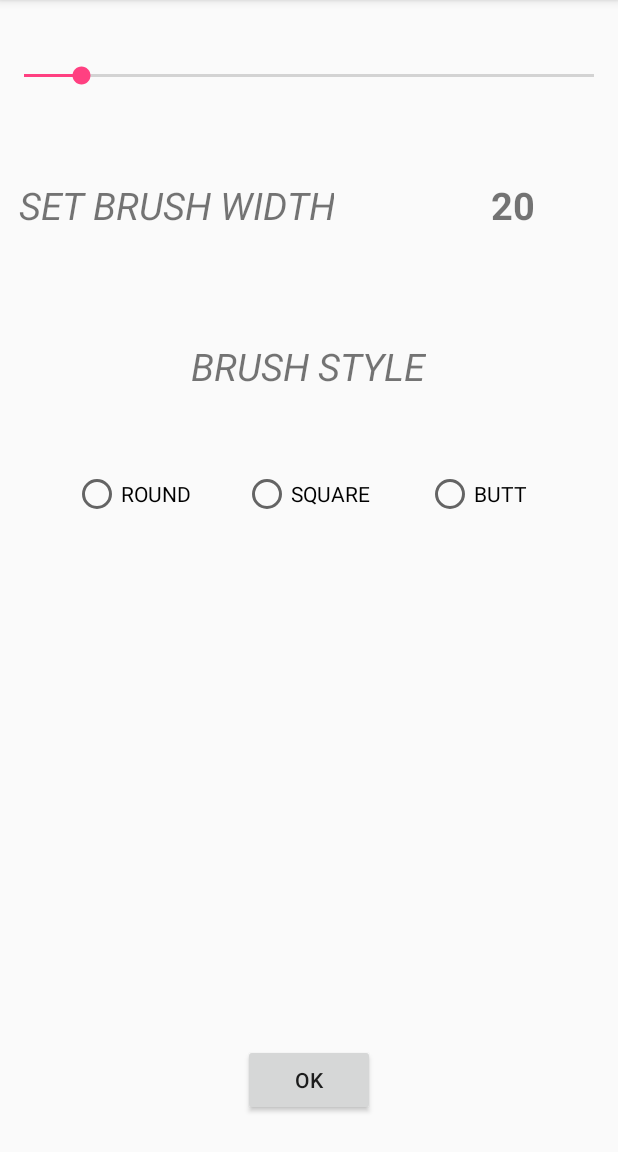
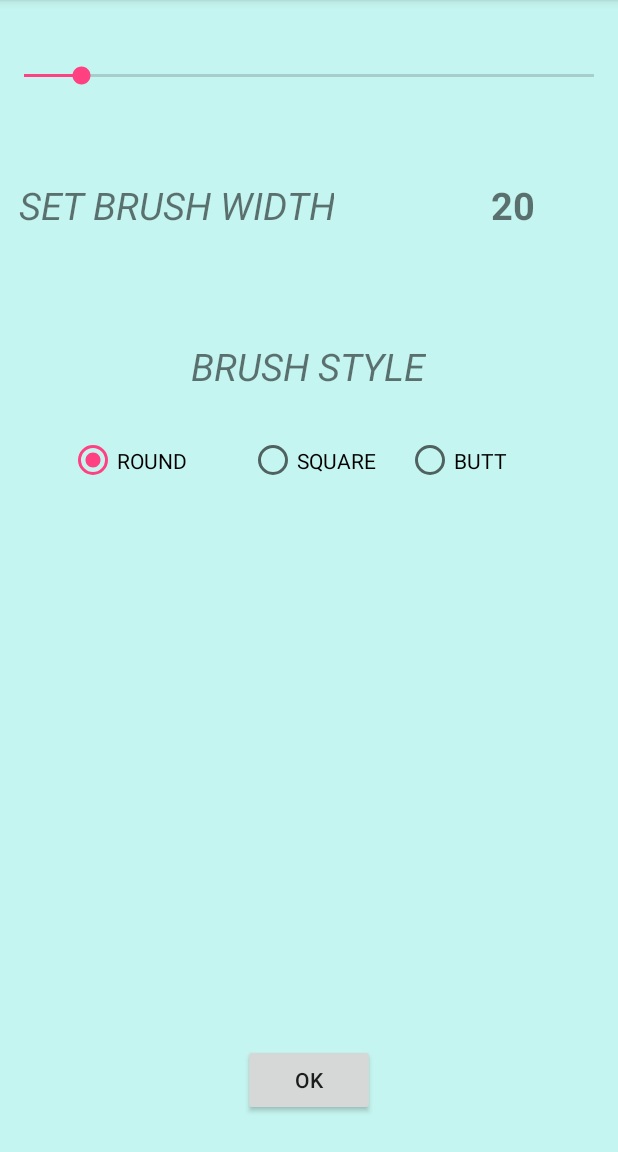
Before and after one commit to khcy5dnr/FingerPainter-App, an Android app: the screen it shows after launch (SetBrushSize_Activity), after a tap on "BRUSH SETTINGS", on a phone screen of 412 x 824 dp, the part 84-1236 px from its top. Run offline under Robolectric (Android 15) with nearby library versions, the phone set to English and light mode, and no system bars.

Commit message:
Bug fixes

```diff
--- a/app/src/main/AndroidManifest.xml
+++ b/app/src/main/AndroidManifest.xml
@@ -20,4 +20,6 @@
         <activity android:name=".SetBrushSize_Activity"></activity>
     </application>
 
+    <uses-permission android:name="android.permission.WRITE_EXTERNAL_STORAGE "/>
+    <uses-permission android:name="android.permission.READ_EXTERNAL_STORAGE"/>
 </manifest>
--- a/app/src/main/java/com/example/durai23/fingerpainterapp/FingerPainterView.java
+++ b/app/src/main/java/com/example/durai23/fingerpainterapp/FingerPainterView.java
@@ -62,7 +62,7 @@ public class FingerPainterView extends View {
 
         // default brush style and colour
         paint.setStyle(Paint.Style.STROKE);
-        paint.setStrokeJoin(Paint.Join.ROUND);
+        paint.setStrokeJoin(Paint.Join.BEVEL);
         paint.setStrokeWidth(20);
         paint.setStrokeCap(Paint.Cap.ROUND);
         paint.setARGB(255,0,0,0);
@@ -80,9 +80,7 @@ public class FingerPainterView extends View {
         paint.setStrokeWidth(width);
     }
 
-    public int getBrushWidth() {
-        return (int) paint.getStrokeWidth();
-    }
+    public int getBrushWidth() { return (int) paint.getStrokeWidth(); }
 
     public void setColour(int colour) {
         paint.setColor(colour);
--- a/app/src/main/java/com/example/durai23/fingerpainterapp/SetBrushSize_Activity.java
+++ b/app/src/main/java/com/example/durai23/fingerpainterapp/SetBrushSize_Activity.java
@@ -6,8 +6,10 @@ import android.os.Bundle;
 import android.view.View;
 import android.widget.Button;
 import android.widget.RadioButton;
+import android.widget.RadioGroup;
 import android.widget.SeekBar;
 import android.widget.TextView;
+import android.widget.Toast;
 
 public class SetBrushSize_Activity extends AppCompatActivity {
     static final int SET_BRUSH_WIDTH_ACTIVITY_REQUEST_CODE = 2;
@@ -15,24 +17,24 @@ public class SetBrushSize_Activity extends AppCompatActivity {
     SeekBar seekBar_width;
     TextView brushWidth;
     Button okButton;
-    RadioButton roundButton;
-    private int size_brushWidth = 20;
-
-    Bundle bundle = new Bundle();
+    RadioGroup radio_ShapeGroup;
+    RadioButton radio_ShapeButton;
 
     @Override
     protected void onCreate(Bundle savedInstanceState) {
         super.onCreate(savedInstanceState);
         setContentView(R.layout.activity_set_brush_size_);
 
+        Bundle mBundle = getIntent().getExtras();
+
         seekBar_width = (SeekBar)findViewById(R.id.seekBar_width);
         brushWidth = (TextView) findViewById(R.id.brush_width);
         okButton = (Button)findViewById(R.id.okButton);
-        roundButton = (RadioButton)findViewById(R.id.radioButton_Round);
+        radio_ShapeGroup = (RadioGroup) findViewById(R.id.radioGroup);
 
-
+        brushWidth.setText(Integer.toString(mBundle.getInt("brushWidth")));
         seekBar_width.setMax(200);
-
+        seekBar_width.setProgress(mBundle.getInt("brushWidth"));
         seekBar_width.setOnSeekBarChangeListener(new SeekBar.OnSeekBarChangeListener() {
             int progressValue = 0;
 
@@ -52,7 +54,6 @@ public class SetBrushSize_Activity extends AppCompatActivity {
 
             public void onStopTrackingTouch(SeekBar seekBar) {
                 brushWidth.setText(Integer.toString(progressValue));
-                size_brushWidth = progressValue;
             }
         });
 
@@ -60,13 +61,18 @@ public class SetBrushSize_Activity extends AppCompatActivity {
 
         okButton.setOnClickListener(new View.OnClickListener() {
             public void onClick(View view) {
-                return_brushSize();
+                int checkedID = radio_ShapeGroup.getCheckedRadioButtonId();
+                radio_ShapeButton = (RadioButton)findViewById(checkedID);
+                radio_ShapeButton.setChecked(true);
+                return_brushSizeAndShape((String)radio_ShapeButton.getText());
             }
         });
     }
 
-    public void return_brushSize(){
-        bundle.putInt("brushWidth",size_brushWidth);
+    public void return_brushSizeAndShape(String shapeName){
+        Bundle bundle = new Bundle();
+        bundle.putInt("brushWidth",Integer.parseInt(brushWidth.getText().toString()));
+        bundle.putString("brushShape",shapeName);
         Intent result = new Intent();
         result.putExtras(bundle);
         setResult(SET_BRUSH_WIDTH_ACTIVITY_REQUEST_CODE, result);
--- a/app/src/main/res/layout/activity_set_brush_size_.xml
+++ b/app/src/main/res/layout/activity_set_brush_size_.xml
@@ -4,15 +4,14 @@
     xmlns:tools="http://schemas.android.com/tools"
     android:layout_width="match_parent"
     android:layout_height="match_parent"
+    android:background="#c5f5f0"
     tools:context="com.example.durai23.fingerpainterapp.SetBrushSize_Activity">
 
     <SeekBar
         android:id="@+id/seekBar_width"
-
         android:layout_width="fill_parent"
         android:layout_height="wrap_content"
-        android:max="150"
-        android:progress="20"
+        android:max="200"
         tools:layout_editor_absoluteX="0dp"
         tools:layout_editor_absoluteY="158dp"
         android:layout_marginTop="41dp"
@@ -23,7 +22,6 @@
         android:id="@+id/brush_width"
         android:layout_width="140dp"
         android:layout_height="43dp"
-        android:text="20"
         android:textAlignment="center"
         android:textSize="25sp"
         android:textStyle="bold"
@@ -69,32 +67,40 @@
         android:textSize="25sp"
         android:textStyle="italic" />
 
-    <RadioButton
-        android:id="@+id/radioButton_Round"
-        android:layout_width="wrap_content"
-        android:layout_height="wrap_content"
-        android:layout_marginTop="52dp"
-        android:text="ROUND"
+    <RadioGroup
+        android:layout_width="fill_parent"
+        android:layout_height="100dp"
+        android:orientation="horizontal"
+        android:id="@+id/radioGroup"
+        android:layout_marginTop="24dp"
+        android:weightSum="1"
+        android:layout_marginStart="34dp"
         android:layout_below="@+id/textView2"
-        android:layout_toStartOf="@+id/textView2" />
+        android:layout_alignStart="@+id/textView3">
 
-    <RadioButton
-        android:id="@+id/radioButton_Square"
-        android:layout_width="wrap_content"
-        android:layout_height="wrap_content"
-        android:text="SQUARE"
-        android:layout_alignBaseline="@+id/radioButton_Round"
-        android:layout_alignBottom="@+id/radioButton_Round"
-        android:layout_alignStart="@+id/okButton" />
 
-    <RadioButton
-        android:id="@+id/radioButton_Butt"
-        android:layout_width="wrap_content"
-        android:layout_height="wrap_content"
-        android:text="BUTT"
-        android:layout_alignBaseline="@+id/radioButton_Square"
-        android:layout_alignBottom="@+id/radioButton_Square"
-        android:layout_toEndOf="@+id/textView2" />
+        <RadioButton
+            android:id="@+id/radioButton_round"
+            android:layout_width="wrap_content"
+            android:layout_height="43dp"
+            android:text="ROUND"
+            android:checked="true"
+            android:layout_weight="0.31" />
+
+        <RadioButton
+            android:id="@+id/radioButton_square"
+            android:layout_width="wrap_content"
+            android:layout_height="43dp"
+            android:text="SQUARE"
+            android:layout_weight="0.15" />
+
+        <RadioButton
+            android:id="@+id/radioButton_butt"
+            android:layout_width="wrap_content"
+            android:layout_height="43dp"
+            android:text="BUTT"
+            android:layout_weight="0.15" />
+    </RadioGroup>
 
 
 </RelativeLayout>
```
Also changed, not shown: app/src/main/java/com/example/durai23/fingerpainterapp/MainActivity.java (+20 -0 lines).
